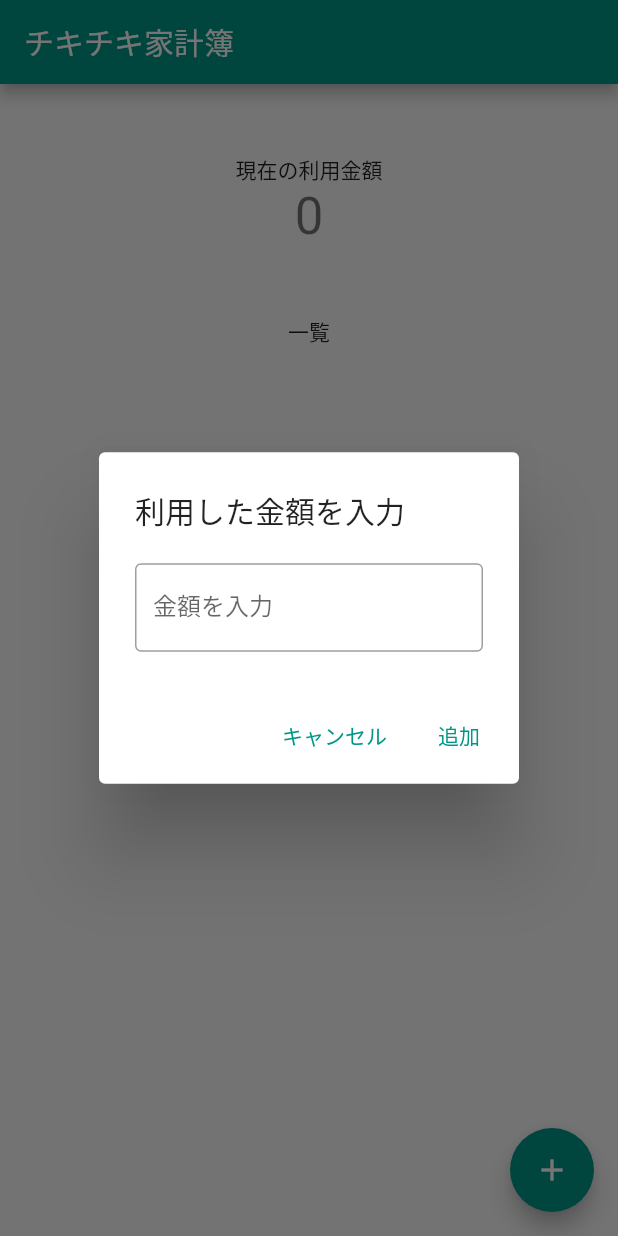
After one commit to new-well/kakeibo, a Flutter app: the screen it shows after launch, after a tap on the "add" icon, on a phone screen of 412 x 824 dp. The commit adds this screen. Run offline on Flutter 3.47's test engine with Material 2 defaults, Android fonts, the light colour scheme and no system bars; our stand-ins replace cloud_firestore, firebase_core; accounts and stored records are empty.

Commit message:
[update] リファクタリング

```diff
--- /dev/null
+++ b/lib/history_input_dialog.dart
@@ -0,0 +1,62 @@
+import 'package:flutter/material.dart';
+import 'package:flutter/services.dart';
+
+class HistoryInputDialog extends StatefulWidget {
+  const HistoryInputDialog({Key? key}) : super(key: key);
+
+  @override
+  State<HistoryInputDialog> createState() => _HistoryInputDialogState();
+}
+
+class _HistoryInputDialogState extends State<HistoryInputDialog> {
+  final TextEditingController _textEditingController = TextEditingController();
+  final _amoutFormKey = GlobalKey<FormState>();
+
+  @override
+  void dispose() {
+    _textEditingController.dispose();
+    super.dispose();
+  }
+
+  @override
+  Widget build(BuildContext context) {
+    return AlertDialog(
+      title: const Text('利用した金額を入力'),
+      content: Form(
+        key: _amoutFormKey,
+        child: TextFormField(
+          controller: _textEditingController,
+          keyboardType: TextInputType.number,
+          inputFormatters: [FilteringTextInputFormatter.digitsOnly],
+          decoration: const InputDecoration(
+            border: OutlineInputBorder(),
+            labelText: '金額を入力',
+          ),
+          validator: (value) {
+            if (value == null || value.isEmpty) {
+              return '金額を入力してください。';
+            }
+            return null;
+          },
+        ),
+      ),
+      actions: [
+        TextButton(
+          onPressed: () {
+            Navigator.pop(context, 0);
+          },
+          child: const Text('キャンセル'),
+        ),
+        TextButton(
+          onPressed: () {
+            if (_amoutFormKey.currentState!.validate()) {
+              int amount = int.parse(_textEditingController.text);
+              Navigator.pop<int>(context, amount);
+            }
+          },
+          child: const Text('追加'),
+        ),
+      ],
+    );
+  }
+}
--- /dev/null
+++ b/lib/history_list.dart
@@ -0,0 +1,49 @@
+import 'package:flutter/material.dart';
+
+class HistoryList extends StatelessWidget {
+  const HistoryList(
+      {Key? key,
+      required this.histories,
+      required this.scrollAreaHeight,
+      required this.dismissibleFunc})
+      : super(key: key);
+
+  final List histories;
+  final double scrollAreaHeight;
+  final dynamic dismissibleFunc;
+  static const double historyHeaderAreaHeight = 30;
+
+  @override
+  Widget build(BuildContext context) {
+    return Column(
+      children: [
+        const SizedBox(
+          height: historyHeaderAreaHeight,
+          child: Text('一覧'),
+        ),
+        SizedBox(
+          height: scrollAreaHeight - historyHeaderAreaHeight,
+          child: Scrollbar(
+            child: ListView.builder(
+              itemCount: histories.length,
+              itemBuilder: (context, index) {
+                return Dismissible(
+                  key: UniqueKey(),
+                  child: Card(
+                    child: ListTile(
+                      title: Text('${histories[index]}'),
+                    ),
+                  ),
+                  onDismissed: (direction) {
+                    histories.removeAt(index);
+                    dismissibleFunc();
+                  },
+                );
+              },
+            ),
+          ),
+        ),
+      ],
+    );
+  }
+}
--- /dev/null
+++ b/lib/total_amount_displayer.dart
@@ -0,0 +1,27 @@
+import 'package:flutter/material.dart';
+
+class TotalAmountDisplayer extends StatelessWidget {
+  const TotalAmountDisplayer(
+      {Key? key, required this.num, required this.boxHeight})
+      : super(key: key);
+
+  final int num;
+  final double boxHeight;
+
+  @override
+  Widget build(BuildContext context) {
+    return SizedBox(
+      height: boxHeight,
+      child: Column(
+        mainAxisAlignment: MainAxisAlignment.center,
+        children: <Widget>[
+          const Text('現在の利用金額'),
+          Text(
+            '$num',
+            style: Theme.of(context).textTheme.headline4,
+          ),
+        ],
+      ),
+    );
+  }
+}
```
Also changed, not shown: lib/main.dart (+22 -113 lines).
